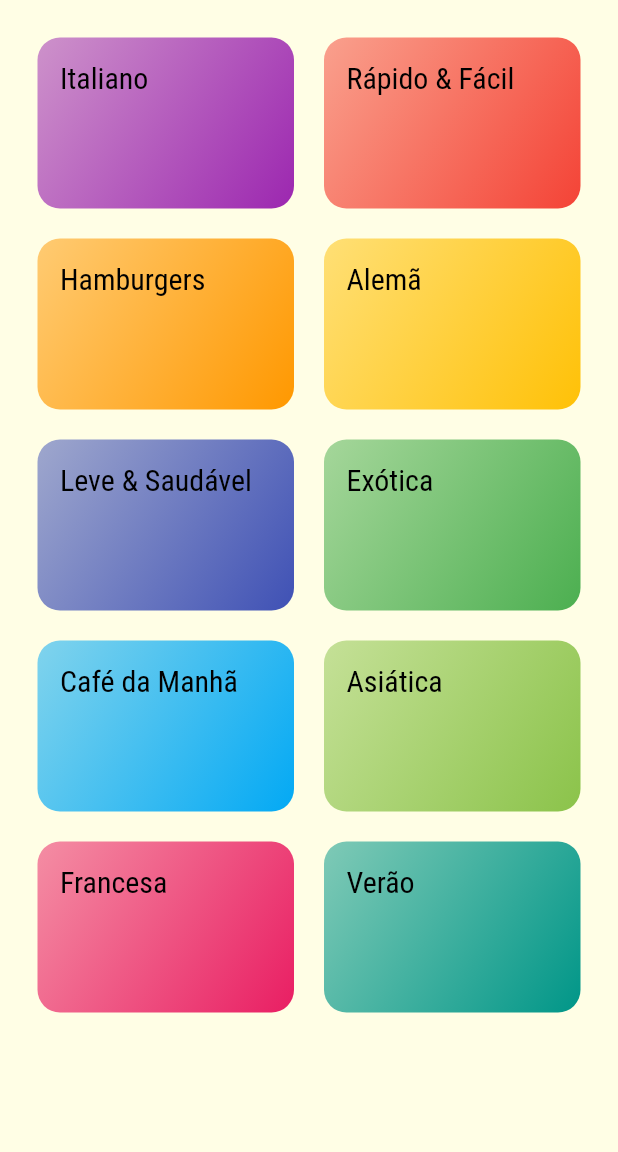
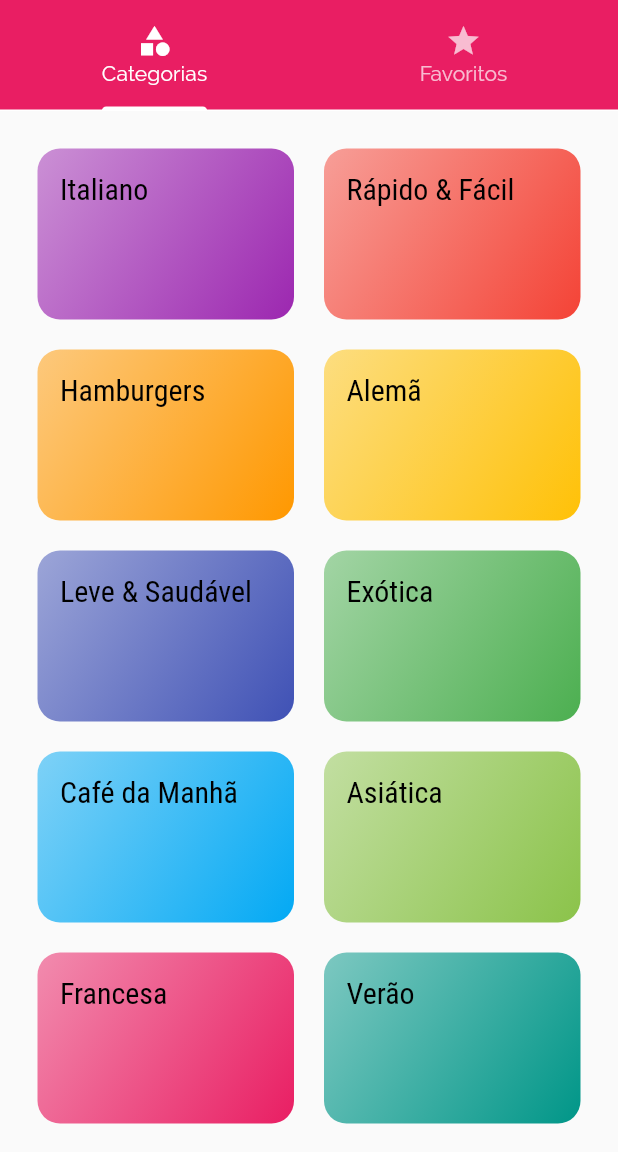
Before and after one commit to jhonatancassante/refeicoes_flutter, a Flutter app: the screen it shows after launch, on a phone screen of 412 x 824 dp, the part 84-1236 px from its top. Run offline on Flutter 3.47's test engine with Material 2 defaults, Android fonts, the phone set to English and light mode, and no system bars.

Commit message:
Criado tela Abas

```diff
--- a/lib/main.dart
+++ b/lib/main.dart
@@ -1,7 +1,7 @@
 import 'package:flutter/material.dart';
-import 'screens/tela_categorias.dart';
 import 'screens/tela_categorias_refeicoes.dart';
 import 'screens/tela_detalhe_refeicao.dart';
+import 'screens/tela_abas.dart';
 import 'utils/app_routes.dart';
 
 void main() => runApp(const MyApp());
@@ -44,7 +44,7 @@ class MyApp extends StatelessWidget {
         ),
       ),
       routes: {
-        AppRoutes.home: (context) => const TelaCategorias(),
+        AppRoutes.home: (context) => const TelaAbas(),
         AppRoutes.categoriasRefeicoes: (context) =>
             const TelaCategoriasRefeicoes(),
         AppRoutes.refeicaoDetalhes: (context) => const TelaDetalheRefeicao(),
--- /dev/null
+++ b/lib/screens/tela_abas.dart
@@ -0,0 +1,39 @@
+import 'package:flutter/material.dart';
+import 'tela_categorias.dart';
+import 'tela_favoritos.dart';
+
+class TelaAbas extends StatelessWidget {
+  const TelaAbas({super.key});
+
+  @override
+  Widget build(BuildContext context) {
+    return DefaultTabController(
+      length: 2,
+      child: Scaffold(
+        appBar: AppBar(
+          title: const Text('Vamos Cozinhar?'),
+          bottom: const TabBar(
+            tabs: [
+              Tab(
+                icon: Icon(Icons.category),
+                text: 'Categorias',
+              ),
+              Tab(
+                icon: Icon(Icons.star),
+                text: 'Favoritos',
+              ),
+            ],
+            labelColor: Colors.white,
+            unselectedLabelColor: Colors.white70,
+          ),
+        ),
+        body: const TabBarView(
+          children: [
+            TelaCategorias(),
+            TelaFavoritos(),
+          ],
+        ),
+      ),
+    );
+  }
+}
--- a/lib/screens/tela_categorias.dart
+++ b/lib/screens/tela_categorias.dart
@@ -7,12 +7,7 @@ class TelaCategorias extends StatelessWidget {
 
   @override
   Widget build(BuildContext context) {
-    return Scaffold(
-      backgroundColor: Theme.of(context).colorScheme.background,
-      appBar: AppBar(
-        title: const Text('Vamos Cozinhar?'),
-      ),
-      body: GridView(
+    return GridView(
       padding: const EdgeInsets.all(25),
       gridDelegate: const SliverGridDelegateWithMaxCrossAxisExtent(
         maxCrossAxisExtent: 200,
@@ -21,7 +16,6 @@ class TelaCategorias extends StatelessWidget {
         mainAxisSpacing: 20,
       ),
       children: categoriasFicticias.map((e) => ItemCategoria(e)).toList(),
-      ),
     );
   }
 }
--- /dev/null
+++ b/lib/screens/tela_favoritos.dart
@@ -0,0 +1,12 @@
+import 'package:flutter/material.dart';
+
+class TelaFavoritos extends StatelessWidget {
+  const TelaFavoritos({super.key});
+
+  @override
+  Widget build(BuildContext context) {
+    return const Center(
+      child: Text("Minhas refeições favoritas"),
+    );
+  }
+}
```
Lines whose indentation alone changed are shown as unchanged.
